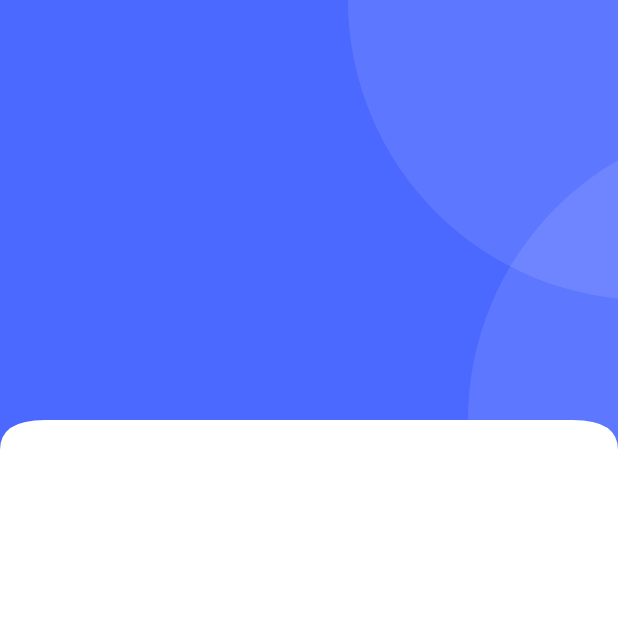
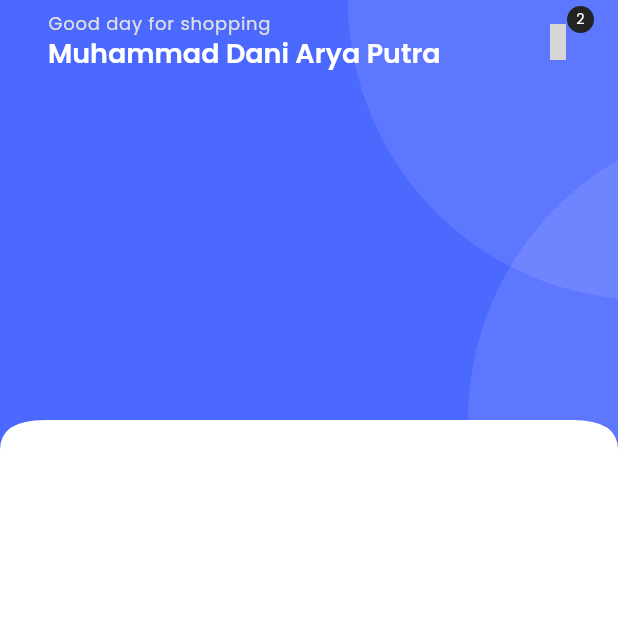
Before and after one commit to NotArBee/belanja_app, a Flutter app: the HomeScreen screen opened directly, on a phone screen of 412 x 824 dp, the top half of it. Run offline on Flutter 3.47's test engine with Material 3 defaults, Android fonts, the phone set to English and light mode, and no system bars; our stand-ins replace connectivity_plus, firebase_storage, get, get_storage, iconsax, logger and 2 more; accounts and stored records are empty; project files that could hold a hidden picture were left out; grey boxes are pictures that could not be loaded.

Commit message:
feat : menambahkan appbar pada header di home screen

```diff
--- /dev/null
+++ b/lib/common/widgets/appbar/appbar.dart
@@ -0,0 +1,44 @@
+import 'package:flutter/material.dart';
+import 'package:get/get.dart';
+import 'package:iconsax/iconsax.dart';
+import 'package:t_store/utils/constants/sizes.dart';
+import 'package:t_store/utils/device/device_utility.dart';
+
+class TAppBar extends StatelessWidget implements PreferredSizeWidget {
+  const TAppBar(
+      {super.key,
+      this.title,
+      this.actions,
+      this.leadingIcon,
+      this.leadingOnPressed,
+      this.showBackArrow = false});
+
+  final Widget? title;
+  final bool showBackArrow;
+  final IconData? leadingIcon;
+  final List<Widget>? actions;
+  final VoidCallback? leadingOnPressed;
+
+  @override
+  Widget build(BuildContext context) {
+    return Padding(
+      padding: const EdgeInsets.symmetric(horizontal: TSizes.md),
+      child: AppBar(
+        automaticallyImplyLeading: false,
+        leading: showBackArrow
+            ? IconButton(
+                onPressed: () => Get.back(),
+                icon: const Icon(Iconsax.arrow_left))
+            : leadingIcon != null
+                ? IconButton(
+                    onPressed: leadingOnPressed, icon: Icon(leadingIcon))
+                : null,
+        title: title,
+        actions: actions,
+      ),
+    );
+  }
+
+  @override
+  Size get preferredSize => Size.fromHeight(TDeviceUtils.getAppBarHeight());
+}
--- /dev/null
+++ b/lib/common/widgets/product_cart/cart_menu_icon.dart
@@ -0,0 +1,44 @@
+import 'package:flutter/material.dart';
+import 'package:iconsax/iconsax.dart';
+
+import '../../../utils/constants/colors.dart';
+
+class TCartCounterIcon extends StatelessWidget {
+  const TCartCounterIcon(
+      {super.key, required this.onPressed, this.iconColor = TColors.white});
+
+  final Color iconColor;
+  final VoidCallback onPressed;
+
+  @override
+  Widget build(BuildContext context) {
+    return Stack(
+      children: [
+        IconButton(
+            onPressed: onPressed,
+            icon: const Icon(
+              Iconsax.shopping_bag,
+              color: TColors.white,
+            )),
+        Positioned(
+            right: 0,
+            child: Container(
+              width: 18,
+              height: 18,
+              decoration: BoxDecoration(
+                  color: TColors.black,
+                  borderRadius: BorderRadius.circular(100)),
+              child: Center(
+                child: Text(
+                  '2',
+                  style: Theme.of(context)
+                      .textTheme
+                      .labelLarge!
+                      .apply(color: TColors.white, fontSizeFactor: 0.8),
+                ),
+              ),
+            ))
+      ],
+    );
+  }
+}
--- a/lib/features/shop/screens/home.dart
+++ b/lib/features/shop/screens/home.dart
@@ -1,4 +1,5 @@
 import 'package:flutter/material.dart';
+import 'package:t_store/features/shop/screens/widgets/home_appbar.dart';
 
 import '../../../common/widgets/custom_shapes/containers/primary_header_container.dart';
 
@@ -7,13 +8,18 @@ class HomeScreen extends StatelessWidget {
 
   @override
   Widget build(BuildContext context) {
-    return Scaffold(
+    return const Scaffold(
       body: SingleChildScrollView(
         child: Column(
           children: [
+            /// header
             TPrimaryHeaderContainer(
-              child: Container()
-            ),
+                child: Column(
+              children: [
+                /// appbar
+                THomeAppBar()
+              ],
+            )),
           ],
         ),
       ),
--- /dev/null
+++ b/lib/features/shop/screens/widgets/home_appbar.dart
@@ -0,0 +1,43 @@
+import 'package:flutter/material.dart';
+
+import '../../../../common/widgets/appbar/appbar.dart';
+import '../../../../common/widgets/product_cart/cart_menu_icon.dart';
+import '../../../../utils/constants/colors.dart';
+import '../../../../utils/constants/text_strings.dart';
+
+class THomeAppBar extends StatelessWidget {
+  const THomeAppBar({
+    super.key,
+  });
+
+  @override
+  Widget build(BuildContext context) {
+    return TAppBar(
+      title: Column(
+        crossAxisAlignment: CrossAxisAlignment.start,
+        children: [
+          Text(
+            TTexts.homeAppbarTitle,
+            style: Theme.of(context)
+                .textTheme
+                .labelMedium!
+                .apply(color: TColors.grey),
+          ),
+          Text(
+            TTexts.homeAppbarSubTitle,
+            style: Theme.of(context)
+                .textTheme
+                .headlineSmall!
+                .apply(color: TColors.white),
+          ),
+        ],
+      ),
+      actions: [
+        TCartCounterIcon(
+          onPressed: () {},
+          iconColor: TColors.white,
+        )
+      ],
+    );
+  }
+}
--- a/lib/utils/constants/text_strings.dart
+++ b/lib/utils/constants/text_strings.dart
@@ -63,7 +63,7 @@ class TTexts {
 
   // -- Home
   static const String homeAppbarTitle = "Good day for shopping";
-  static const String homeAppbarSubTitle = "Taimoor Sikander";
+  static const String homeAppbarSubTitle = "Muhammad Dani Arya Putra";
 
 
 }
```
